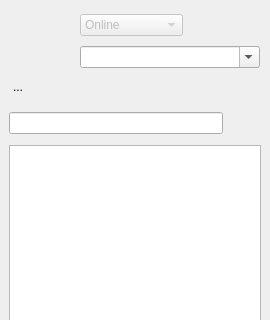
Before: the Qt Designer form retroshare-gui/src/gui/MessengerWindow.ui in RetroShare/RetroShare, drawn with Qt 5; both pictures show x 0 to 270 and y 0 to 320 of the 270 by 511 pixel window.
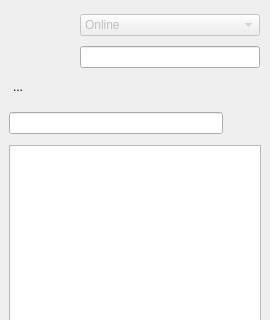
After: the same form once the commit is applied. Icons and pictures are not drawn.

Commit message: added to show personal status of each friend when its avaible

```diff
--- a/retroshare-gui/src/gui/MessengerWindow.ui
+++ b/retroshare-gui/src/gui/MessengerWindow.ui
@@ -189,18 +189,8 @@
              </item>
             </widget>
            </item>
-           <item row="1" column="0" colspan="2">
-            <widget class="QComboBox" name="messagecomboBox">
-             <property name="toolTip">
-              <string>&lt;html&gt;&lt;head&gt;&lt;meta name=&quot;qrichtext&quot; content=&quot;1&quot; /&gt;&lt;style type=&quot;text/css&quot;&gt;
-p, li { white-space: pre-wrap; }
-&lt;/style&gt;&lt;/head&gt;&lt;body style=&quot; font-family:'Arial'; font-size:8pt; font-weight:400; font-style:normal; text-decoration:none;&quot;&gt;
-&lt;p style=&quot; margin-top:0px; margin-bottom:0px; margin-left:0px; margin-right:0px; -qt-block-indent:0; text-indent:0px;&quot;&gt;Share a personal message with your contacts&lt;/p&gt;&lt;/body&gt;&lt;/html&gt;</string>
-             </property>
-             <property name="editable">
-              <bool>true</bool>
-             </property>
-            </widget>
+           <item row="1" column="0">
+            <widget class="QLineEdit" name="messagelineEdit"/>
            </item>
           </layout>
          </item>
```
The commit also changes 2 other files.
